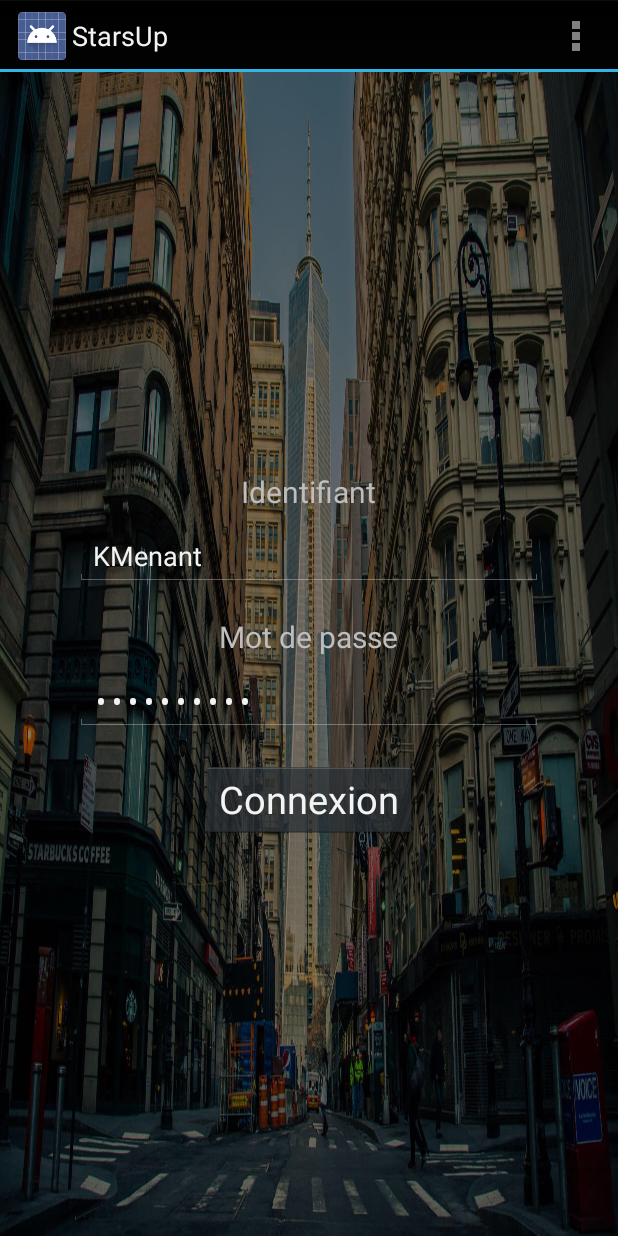
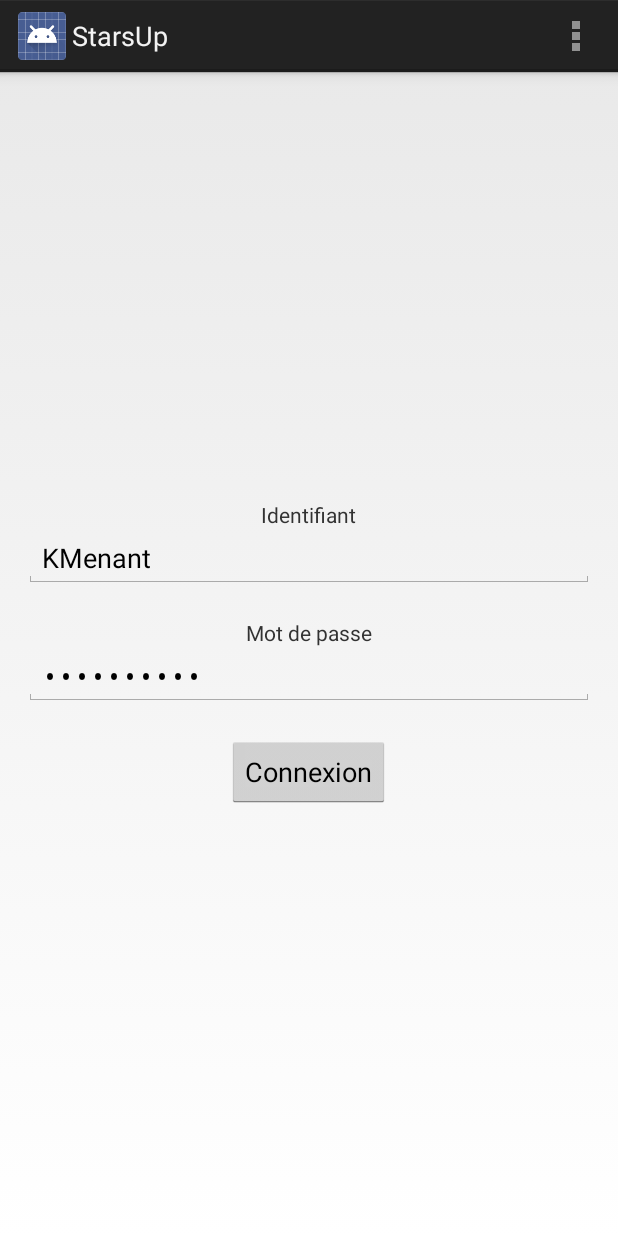
Before and after one commit to NiDaSilva/PPE4-STARS-UP, an Android app: the screen it shows after launch (Connexion_Activity), on a phone screen of 412 x 824 dp. Run offline under Robolectric (Android 15) with nearby library versions, the phone set to English and light mode, and no system bars.

Commit message:
Revert "Change styles"
This reverts commit fcea4f7e6d6b393432649200ab1d9b482605fab7.

```diff
--- a/Android/StarsUp/app/src/main/res/layout/activity_connexion.xml
+++ b/Android/StarsUp/app/src/main/res/layout/activity_connexion.xml
@@ -1,27 +1,26 @@
 <RelativeLayout xmlns:android="http://schemas.android.com/apk/res/android"
     xmlns:tools="http://schemas.android.com/tools" android:layout_width="match_parent"
-    android:layout_height="match_parent"
-    tools:context=".ConnexionActivity">
+    android:layout_height="match_parent" android:paddingLeft="@dimen/activity_horizontal_margin"
+    android:paddingRight="@dimen/activity_horizontal_margin"
+    android:paddingTop="@dimen/activity_vertical_margin"
+    android:paddingBottom="@dimen/activity_vertical_margin" tools:context=".ConnexionActivity">
 
 
     <LinearLayout
         android:orientation="vertical"
         android:layout_width="fill_parent"
-        android:layout_height="fill_parent"
+        android:layout_height="match_parent"
         android:layout_alignParentTop="true"
         android:layout_alignParentLeft="true"
         android:layout_alignParentStart="true"
-        android:gravity="center_vertical"
-        android:background="@drawable/background">
+        android:gravity="center_vertical">
 
         <TextView
             android:layout_width="wrap_content"
             android:layout_height="wrap_content"
             android:text="@string/login"
             android:id="@+id/lb_login"
-            android:layout_gravity="center_horizontal"
-            android:textIsSelectable="false"
-            android:textSize="20dp" />
+            android:layout_gravity="center_horizontal" />
 
         <EditText
             android:layout_width="match_parent"
@@ -32,18 +31,14 @@
             android:hint="@string/login"
             android:text="KMenant"
             android:layout_marginBottom="20dp"
-            android:inputType="textPersonName"
-            android:layout_marginTop="10dp"
-            android:layout_marginLeft="50dp"
-            android:layout_marginRight="50dp" />
+            android:inputType="textPersonName" />
 
         <TextView
             android:layout_width="wrap_content"
             android:layout_height="wrap_content"
             android:text="@string/password"
             android:id="@+id/lb_mdp"
-            android:layout_gravity="center_horizontal"
-            android:textSize="20dp" />
+            android:layout_gravity="center_horizontal" />
 
         <EditText
             android:layout_width="match_parent"
@@ -54,17 +49,13 @@
             android:layout_gravity="center_horizontal"
             android:hint="@string/password"
             android:text="azerty1234"
-            android:layout_marginBottom="20dp"
-            android:layout_marginTop="10dp"
-            android:layout_marginLeft="50dp"
-            android:layout_marginRight="50dp" />
+            android:layout_marginBottom="20dp" />
 
         <Button
             android:layout_width="wrap_content"
             android:layout_height="wrap_content"
             android:text="@string/connexion"
             android:id="@+id/btn_login"
-            android:layout_gravity="center_horizontal"
-            android:textSize="25dp" />
+            android:layout_gravity="center_horizontal" />
     </LinearLayout>
 </RelativeLayout>
--- a/Android/StarsUp/app/src/main/res/values/styles.xml
+++ b/Android/StarsUp/app/src/main/res/values/styles.xml
@@ -1,7 +1,7 @@
 <resources>
 
     <!-- Base application theme. -->
-    <style name="AppTheme" parent="android:Theme.Holo">
+    <style name="AppTheme" parent="android:Theme.Holo.Light.DarkActionBar">
         <!-- Customize your theme here. -->
     </style>
 
```
Also changed, not shown: Android/StarsUp/app/src/main/ic_launcher-web.png (deleted), Android/StarsUp/app/src/main/res/drawable/background.png (deleted), Android/StarsUp/app/src/main/res/mipmap-hdpi/ic_launcher.png, Android/StarsUp/app/src/main/res/mipmap-mdpi/ic_launcher.png, Android/StarsUp/app/src/main/res/mipmap-xhdpi/ic_launcher.png, Android/StarsUp/app/src/main/res/mipmap-xxhdpi/ic_launcher.png, Android/StarsUp/app/src/main/res/mipmap-xxxhdpi/ic_launcher.png (deleted).
